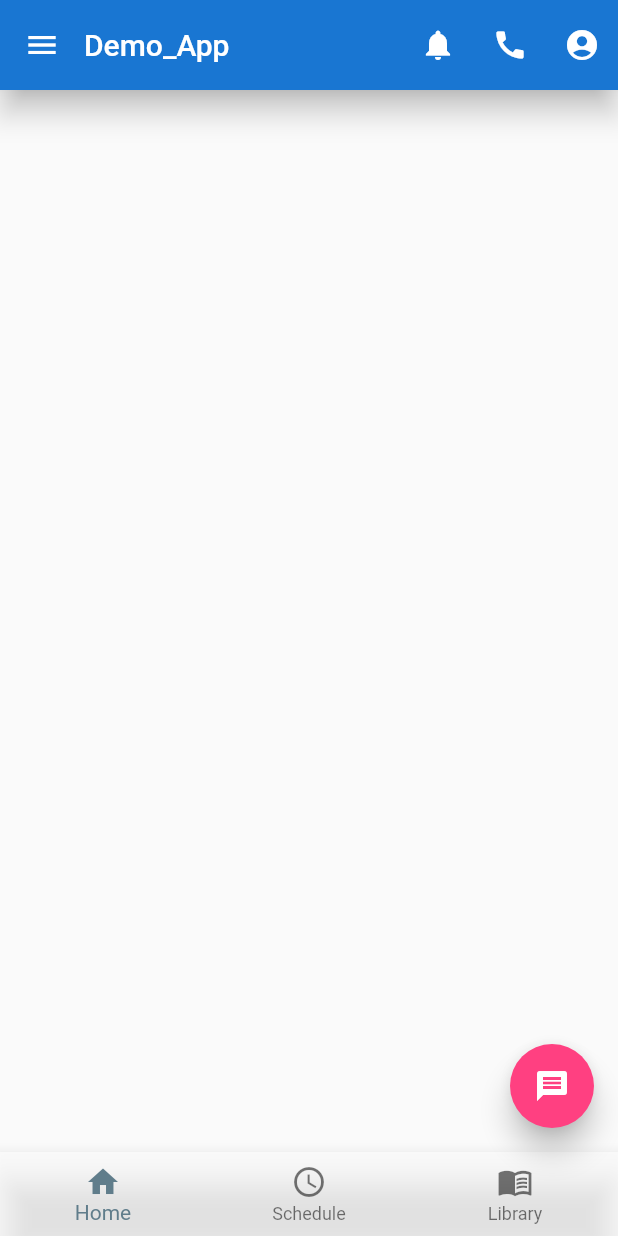
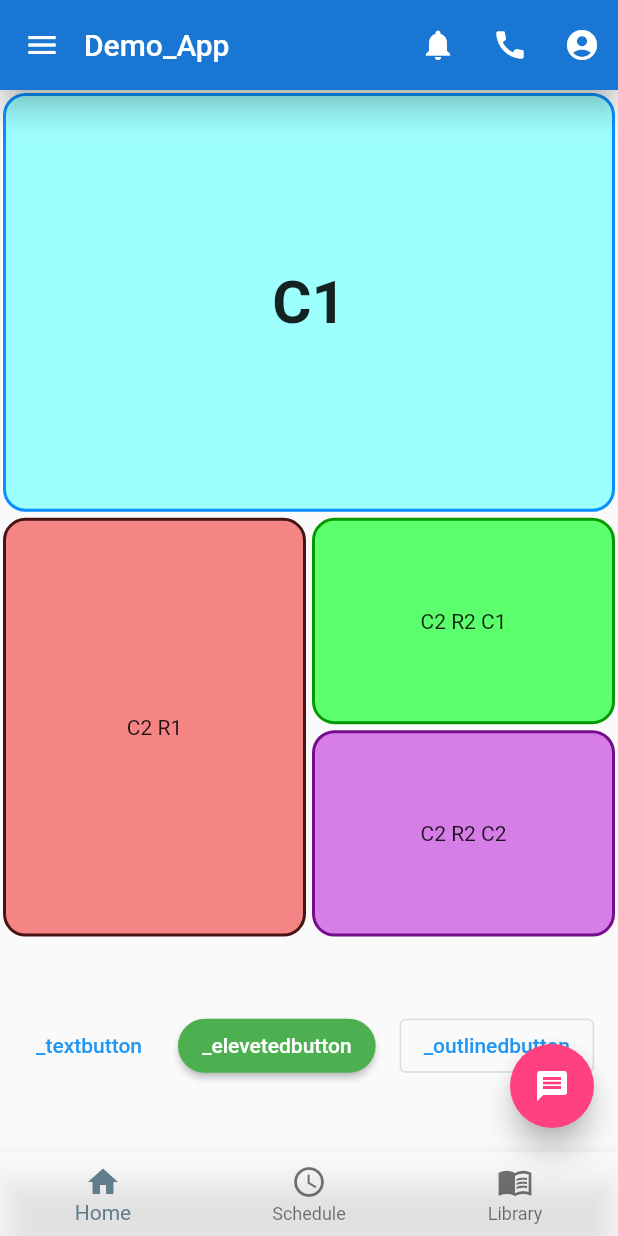
Before and after one commit to skilledfahad/C-03.-Flutter, a Flutter app: the screen it shows after launch, on a phone screen of 412 x 824 dp. Run offline on Flutter 3.47's test engine with Material 2 defaults, Android fonts, the phone set to English and light mode, and no system bars.

Commit message:
modified:   flutter_Assin-02/lib/main.dart

```diff
--- a/flutter_Assin-02/lib/main.dart
+++ b/flutter_Assin-02/lib/main.dart
@@ -13,12 +13,18 @@ class MyApp extends StatelessWidget {
       theme: ThemeData(primarySwatch: Colors.blue),
       darkTheme: ThemeData(primarySwatch: Colors.grey),
       color: Colors.white10,
-      home: const MyHomePage());
+      home: MyHomePage());
   }
 }
 
 class MyHomePage extends StatelessWidget {
-  const MyHomePage({super.key});
+  MyHomePage({super.key});
+
+  ButtonStyle buttonStyle= ElevatedButton.styleFrom(
+            backgroundColor: Colors.green,
+            foregroundColor: Colors.white,
+            shape: RoundedRectangleBorder(borderRadius: BorderRadius.circular(25))
+            );
 
   MySnackBar(message,context){
     return ScaffoldMessenger.of (context).showSnackBar(
@@ -122,12 +128,110 @@ class MyHomePage extends StatelessWidget {
               )
             ),
 
-            ListTile(leading: Icon(Icons.person),title: Text("ID : 2021BE020")),
+            ListTile(leading:(Icon(Icons.person,color: Colors.red)) ,title: Text("Md Fahad Hossen",style: TextStyle(fontSize: 14),),subtitle: Text("ID : 2021BE020",style: TextStyle(fontSize: 11),)),
             ListTile(leading: Icon(Icons.newspaper),title: Text("Results"),onTap: (){MySnackBar("_button",context);}),
             ListTile(leading: Icon(Icons.drive_file_move),title: Text("Assignment"),onTap: (){MySnackBar("_button",context);}),
           ]
         ),
       ),
+
+
+      body: Column(
+        children: [
+
+
+        //  Part 1++++++++++++++++++++++=
+          Expanded(
+              flex: 4,
+              child:
+                Container(
+                  margin: EdgeInsets.all(2),
+                  decoration: BoxDecoration(
+                      color: Color(0xff9effff),
+                      border: Border.all(width: 2,color: Color(0xff0890ff)),
+                      borderRadius: BorderRadius.circular(15)),
+                  alignment: Alignment.center,
+                  child: Text("C1",
+                          style: TextStyle(
+                              fontSize:40,
+                              fontWeight: FontWeight.bold)
+                  )
+              )
+          ),
+
+
+          //  Part 2++++++++++++++++++++++=
+          Expanded(
+              flex: 4,
+              child:
+                Row(
+                  mainAxisAlignment: MainAxisAlignment.spaceEvenly,
+                  children: [
+
+                  // C2 R1+++++++++++++++++
+                  Expanded(
+                       flex: 5,
+                       child: Container(
+                         margin: EdgeInsets.all(2),
+                           decoration: BoxDecoration(
+                               color: Color(0xfff58484),
+                               border: Border.all(width: 2,color: Color(0xff471313)),
+                               borderRadius: BorderRadius.circular(15)),
+                           alignment: Alignment.center,
+                           child: Text("C2 R1")
+                       )),
+
+                  // C2 R2+++++++++++++++++
+                  Expanded(
+                      flex: 5,
+                      child:
+                      Column( children: [
+
+                              Expanded(
+                                flex: 5,
+                                child: Container(
+                                    margin: EdgeInsets.all(2),
+                                    decoration: BoxDecoration(
+                                        color: Color(0xff5cff6c),
+                                        border: Border.all(width: 2,color: Color(0xff049902)),
+                                        borderRadius: BorderRadius.circular(15)),
+                                    alignment: Alignment.center,
+                                    child: Text("C2 R2 C1")),
+                              ),
+
+                              Expanded(
+                                flex: 5,
+                                child:
+                                Container(
+                                  margin: EdgeInsets.all(2),
+                                  decoration: BoxDecoration(
+                                      color: Color(0xffd67de8),
+                                      border: Border.all(width: 2,color: Color(0xff750c8a)),
+                                      borderRadius: BorderRadius.circular(15)),
+                                  alignment: Alignment.center,
+                                  child: Text("C2 R2 C2"),)
+                              )
+                            ],
+                          )
+                          )
+                ],
+              )
+          ),
+
+
+          //  Part 3++++++++++++++++++++++=
+          Expanded(
+              flex: 2,
+              child:Row(
+                mainAxisAlignment: MainAxisAlignment.spaceEvenly,
+                children: [
+                  TextButton(onPressed: (){MySnackBar("_textbutton", context);}, child: Text("_textbutton")),
+                  ElevatedButton(onPressed: (){MySnackBar("_elevetedbutton", context);}, child: Text("_elevetedbutton"),style: buttonStyle),
+                  OutlinedButton(onPressed: (){MySnackBar("_outlinedbutton", context);}, child: Text("_outlinedbutton"))
+                ],
+              )),
+        ]
+        )
     );
   }
 }
```
